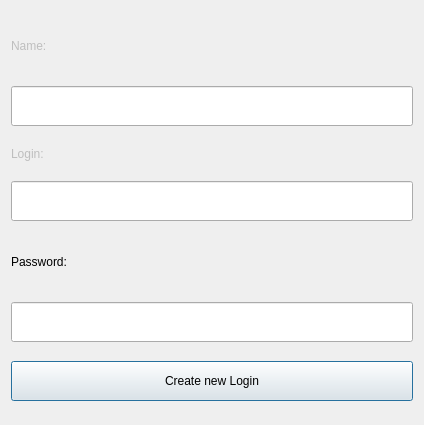
Before: the Qt Designer form main/UI/new_user.ui in Demonim/Simargl-Study-Project, drawn with Qt 5.
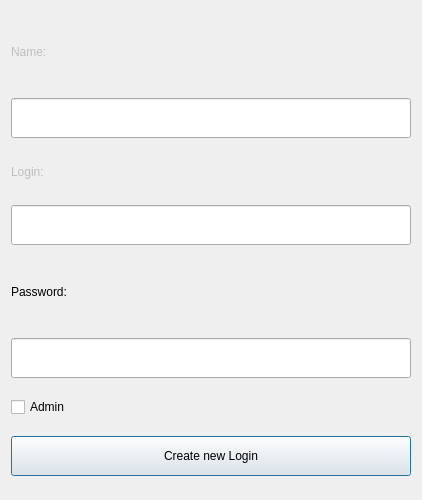
After: the same form once the commit is applied.

Commit message:
Register Window 0.2
Added opportunity to register Admin

The edit to the form file:
```diff
--- a/main/UI/new_user.ui
+++ b/main/UI/new_user.ui
@@ -6,8 +6,8 @@
    <rect>
     <x>0</x>
     <y>0</y>
-    <width>424</width>
-    <height>425</height>
+    <width>422</width>
+    <height>500</height>
    </rect>
   </property>
   <property name="minimumSize">
@@ -19,7 +19,7 @@
   <property name="maximumSize">
    <size>
     <width>16777215</width>
-    <height>467</height>
+    <height>500</height>
    </size>
   </property>
   <property name="windowTitle">
@@ -274,6 +274,29 @@
      </property>
     </spacer>
    </item>
+   <item>
+    <widget class="QCheckBox" name="AdminCheck">
+     <property name="text">
+      <string>Admin</string>
+     </property>
+    </widget>
+   </item>
+   <item>
+    <spacer name="verticalSpacer_6">
+     <property name="orientation">
+      <enum>Qt::Orientation::Vertical</enum>
+     </property>
+     <property name="sizeType">
+      <enum>QSizePolicy::Policy::Fixed</enum>
+     </property>
+     <property name="sizeHint" stdset="0">
+      <size>
+       <width>20</width>
+       <height>13</height>
+      </size>
+     </property>
+    </spacer>
+   </item>
    <item>
     <widget class="QPushButton" name="Create">
      <property name="sizePolicy">
```
The commit also changes 5 other files.
